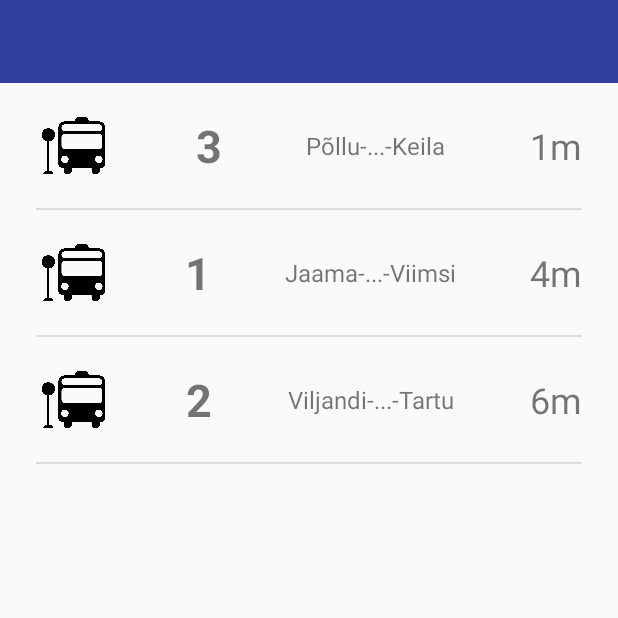
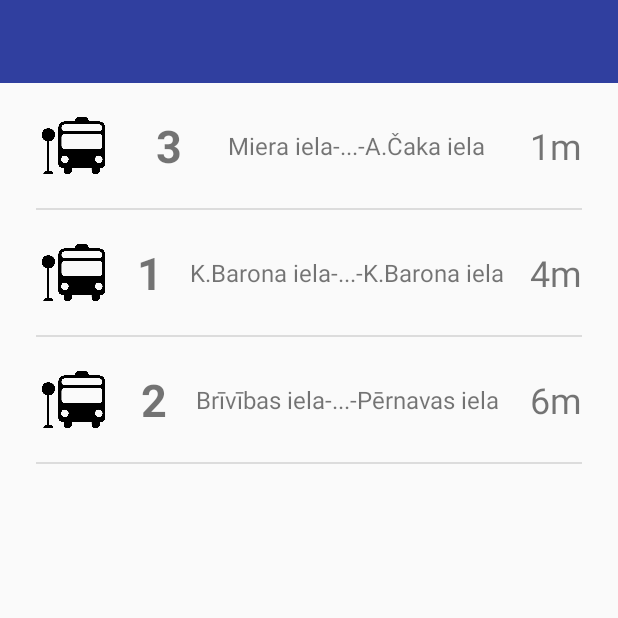
Before and after one commit to IngoIgnasov/FutureOfMobility, an Android app: the BussStopActivity screen opened directly, with no data from a screen before it, on a phone screen of 412 x 824 dp, the top half of it. Run offline under Robolectric (Android 15) with nearby library versions, the phone set to English and light mode, and no system bars.

Commit message:
changed some names

```diff
--- a/app/src/main/java/com/example/markusleemet/garage48/BussStopActivity.java
+++ b/app/src/main/java/com/example/markusleemet/garage48/BussStopActivity.java
@@ -4,21 +4,13 @@ import android.content.Intent;
 import android.os.Bundle;
 import android.os.Handler;
 import android.support.v7.app.AppCompatActivity;
-import android.view.Menu;
-import android.view.MenuInflater;
 import android.view.View;
 import android.widget.AdapterView;
-import android.widget.ArrayAdapter;
 import android.widget.ListView;
 import android.widget.TextView;
 
 import java.util.ArrayList;
-import java.util.Arrays;
-import java.util.Collection;
 import java.util.Collections;
-import java.util.concurrent.Executors;
-import java.util.concurrent.ScheduledExecutorService;
-import java.util.concurrent.TimeUnit;
 
 
 public class BussStopActivity extends AppCompatActivity {
@@ -41,9 +33,9 @@ public class BussStopActivity extends AppCompatActivity {
 
 
         bussesList = new ArrayList<>();
-        bussesList.add(new BusInfo("1", "Jaama", "Viimsi", 300));
-        bussesList.add(new BusInfo("2", "Viljandi", "Tartu", 400));
-        bussesList.add(new BusInfo("3", "Põllu", "Keila", 70));
+        bussesList.add(new BusInfo("1", "K.Barona iela", "K.Barona iela", 300));
+        bussesList.add(new BusInfo("2", "Brīvības iela", "Pērnavas iela", 400));
+        bussesList.add(new BusInfo("3", "Miera iela", "A.Čaka iela", 70));
 
 
         adapter = new CustomAdapter(bussesList, this);
--- a/app/src/main/java/com/example/markusleemet/garage48/MainActivity.java
+++ b/app/src/main/java/com/example/markusleemet/garage48/MainActivity.java
@@ -152,10 +152,6 @@ public class MainActivity extends AppCompatActivity implements PermissionsListen
                     mapbox.animateCamera(CameraUpdateFactory.newCameraPosition(position), 1000);
                 }
                 alreadyCentered = 1;*/
-
-
-                Toast toast = Toast.makeText(getApplicationContext(), String.valueOf(location.getLatitude()) + String.valueOf(location.getLongitude()), Toast.LENGTH_LONG);
-                toast.show();
 
 
                 try{
--- a/app/src/main/res/layout/on_the_buss_list.xml
+++ b/app/src/main/res/layout/on_the_buss_list.xml
@@ -8,8 +8,8 @@
 
     <ImageView
         android:id="@+id/imageView"
-        android:layout_width="100dp"
-        android:layout_height="100dp"
+        android:layout_width="90dp"
+        android:layout_height="90dp"
         android:layout_marginVertical="20dp"
         android:src="@drawable/peatus"
         app:layout_constraintBottom_toBottomOf="parent"
```
Also changed, not shown: app/src/main/java/com/example/markusleemet/garage48/OnTheBusView.java (+4 -4 lines), app/src/main/res/layout/activity_main.xml (+5 -3 lines), app/src/main/res/layout/activity_on_the_bus_view.xml (+6 -4 lines).
